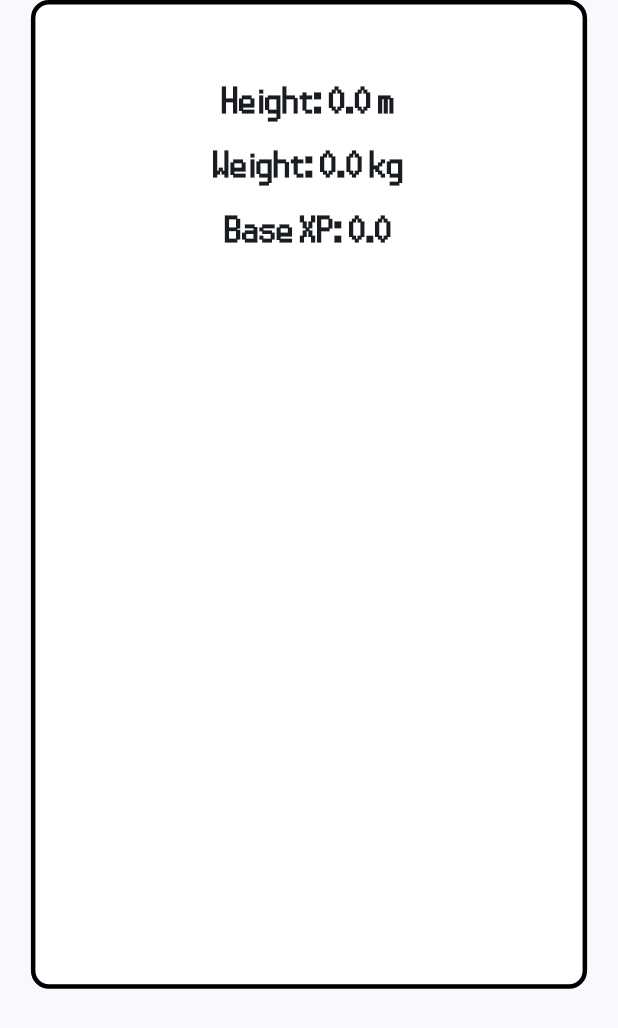
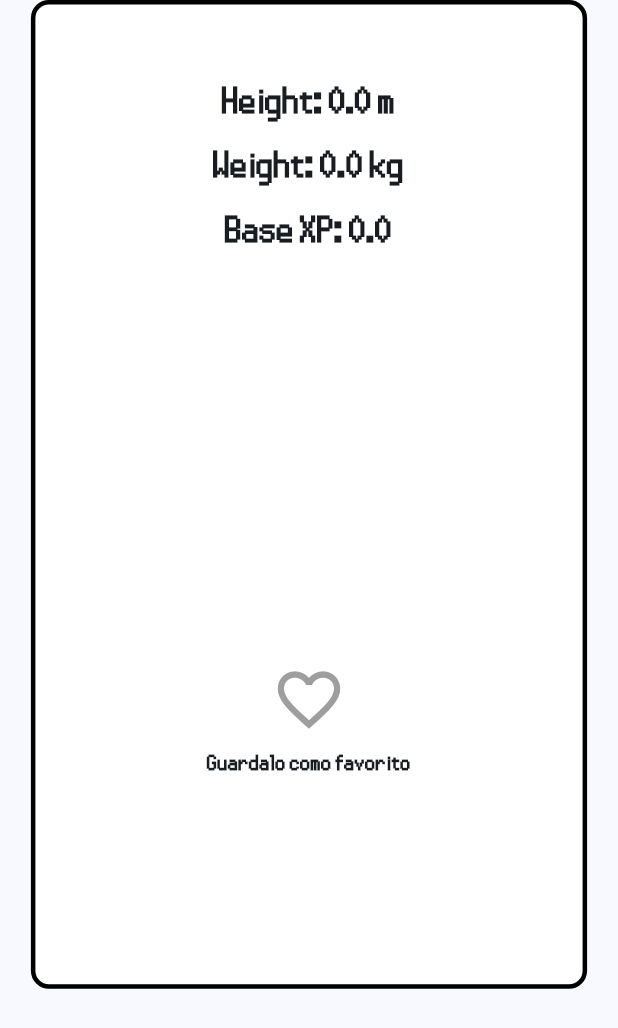
Before and after one commit to bromfi24/pokeview, a Flutter app: the PokemonDetailView widget shown alone on an empty page, opened directly with empty values, on a phone screen of 412 x 824 dp. Shown: the top 1028 px of the screen. Run offline on Flutter 3.47's test engine with Material 3 defaults, Android fonts, the phone set to English and light mode, and no system bars; our stand-ins replace dio, flutter_secure_storage, get_it, go_router, sqflite; accounts and stored records are empty.

Commit message:
Añadida funcionalidad de pokemon favorito

```diff
--- /dev/null
+++ b/lib/data/localdatabase/database_helper.dart
@@ -0,0 +1,78 @@
+import 'package:sqflite/sqflite.dart';
+import 'package:path/path.dart';
+
+class DatabaseHelper {
+  static Database? _database;
+
+  static Future<Database> get database async {
+    if (_database != null) return _database!;
+    _database = await _initDB();
+    return _database!;
+  }
+
+  static Future<Database> _initDB() async {
+    String path = join(await getDatabasesPath(), 'my_database.db');
+    return await openDatabase(
+      path,
+      version: 1,
+      onCreate: (db, version) async {
+        await _createTables(db);
+      },
+    );
+  }
+
+  static Future<void> _createTables(Database db) async {
+    // Tabla de pokemons
+    await db.execute('''
+      CREATE TABLE pokemons (
+        id INTEGER PRIMARY KEY,
+        name TEXT NOT NULL,
+        height REAL NOT NULL,
+        weight REAL NOT NULL,
+        base_xp REAL NOT NULL,
+        movimientos_cargados INTEGER NOT NULL DEFAULT 0
+      )
+    ''');
+
+    // Tabla de imágenes de Pokémon
+    await db.execute('''
+      CREATE TABLE pokemon_images (
+        id INTEGER PRIMARY KEY AUTOINCREMENT,
+        pokemon_id INTEGER NOT NULL,
+        image_url TEXT NOT NULL,
+        FOREIGN KEY (pokemon_id) REFERENCES pokemons (id) ON DELETE CASCADE
+      )
+    ''');
+
+    // Tabla de tipos de Pokémon
+    await db.execute('''
+      CREATE TABLE pokemon_types (
+        id INTEGER PRIMARY KEY AUTOINCREMENT,
+        pokemon_id INTEGER NOT NULL,
+        type TEXT NOT NULL,
+        FOREIGN KEY (pokemon_id) REFERENCES pokemons (id) ON DELETE CASCADE
+      )
+    ''');
+
+    // Tabla de movimientos
+    await db.execute('''
+      CREATE TABLE moves (
+        id INTEGER PRIMARY KEY AUTOINCREMENT,
+        name TEXT NOT NULL,
+        type TEXT NOT NULL,
+        url TEXT NOT NULL
+      )
+    ''');
+
+    // Tabla intermedia para relación Pokémon-Movimientos
+    await db.execute('''
+      CREATE TABLE pokemon_moves (
+        id INTEGER PRIMARY KEY AUTOINCREMENT,
+        pokemon_id INTEGER NOT NULL,
+        move_id INTEGER NOT NULL,
+        FOREIGN KEY (pokemon_id) REFERENCES pokemons (id) ON DELETE CASCADE,
+        FOREIGN KEY (move_id) REFERENCES moves (id) ON DELETE CASCADE
+      )
+    ''');
+  }
+}
--- a/lib/data/pokemon/remote/pokemon_remote_impl.dart
+++ b/lib/data/pokemon/remote/pokemon_remote_impl.dart
@@ -1,4 +1,6 @@
 import 'package:flutter/material.dart';
+import 'package:pokeview/data/localdatabase/database_helper.dart';
+import 'package:pokeview/data/localdatabase/pokemon_database.dart';
 import 'package:pokeview/model/moves.dart';
 import 'package:pokeview/model/pokemon.dart';
 import 'package:pokeview/data/remote/http_client.dart';
@@ -7,6 +9,8 @@ import 'package:pokeview/model/list_pokemon_response.dart';
 import 'package:pokeview/model/pokemon_response.dart';
 import 'package:pokeview/model/pokemon_response_moves.dart';
 import 'dart:async';
+
+import 'package:sqflite/sqflite.dart';
 
 
 
@@ -19,7 +23,13 @@ class PokemonRemoteImpl{
   static String previous = '';
 
   List<Pokemon> pokemons = [];
+  Database? _database;
 
+   /// Inicializa la base de datos antes de usarla
+  Future<void> _initDatabase() async {
+    debugPrint('Inicializando base de datos o comprobando si ya está inicializada');
+    _database = await DatabaseHelper.database;
+  }
 
   Future<List<Pokemon>> getPokemonsList(String url) async {
     //First we need to get the list of pokemons
@@ -97,4 +107,24 @@ class PokemonRemoteImpl{
       return pokemon;
     }
   }
+
+  Future<void> savePokemon(Pokemon pokemon)async {
+    await _initDatabase();
+    await PokemonDatabase.insertPokemon(_database!, pokemon);
+  }
+
+  Future<void> deletePokemon(int id) async {
+    await _initDatabase();
+    await PokemonDatabase.deletePokemon(_database!,id);
+  }
+
+  Future<List<Pokemon>> getSavedPokemons() async {
+    await _initDatabase();
+    return await PokemonDatabase.getAllPokemons(_database!);
+  }
+
+  Future<bool> isPokemonFavorite(int id) async {
+    await _initDatabase();
+    return await PokemonDatabase.isPokemonFavorite(_database!,id);
+  }
 }
--- a/lib/presentation/view/auth/login_page.dart
+++ b/lib/presentation/view/auth/login_page.dart
@@ -105,7 +105,7 @@ class _SurveyUserState extends State<SurveyScreen> {
               SizedBox(height: responsive.heightPercent(2)),
               CustomTextField(
                 controller: widget.dateController,
-                labelText: 'Fecha de visualización',
+                labelText: 'Fecha de visualizacion',
                 keyboardType: TextInputType.datetime,
               ),
               SizedBox(height: responsive.heightPercent(5)),
--- a/lib/presentation/view/pokemon/detail_screen.dart
+++ b/lib/presentation/view/pokemon/detail_screen.dart
@@ -7,13 +7,14 @@ import 'package:pokeview/presentation/view/pokemon/pokemon_detail.dart';
 
 class DetailScreen extends StatelessWidget {
   final Pokemon pokemon;
-  const DetailScreen({super.key, required this.pokemon});
+  final void Function() onDelete;
+  const DetailScreen({super.key, required this.pokemon, required this.onDelete});
 
   @override
   Widget build(BuildContext context) {
     return Scaffold(
       appBar: CustomAppBar(title: pokemon.name),
-      body: BackgroundGradient(colorsList: Constants.colorsDetailScreen, child: PokemonDetailView(pokemon: pokemon)),
+      body: BackgroundGradient(colorsList: Constants.colorsDetailScreen, child: PokemonDetailView(pokemon: pokemon, onDelete: onDelete,)),
     );
   }
 }
--- a/lib/presentation/view/pokemon/pokemon_detail.dart
+++ b/lib/presentation/view/pokemon/pokemon_detail.dart
@@ -1,17 +1,59 @@
 import 'package:flutter/material.dart';
+import 'package:pokeview/core/di/app_modules.dart';
+import 'package:pokeview/presentation/common/base/resource_state.dart';
 import 'package:pokeview/presentation/common/resources/constants.dart';
 import 'package:pokeview/presentation/common/resources/responsive.dart';
 import 'package:pokeview/presentation/common/resources/shadowed_image.dart';
 import 'package:pokeview/model/pokemon.dart';
+import 'package:pokeview/presentation/common/widget/error/error_overlay.dart';
+import 'package:pokeview/presentation/common/widget/loading/loading_overlay.dart';
 import 'package:pokeview/presentation/view/pokemon/pokemon_moves.dart';
+import 'package:pokeview/presentation/view/pokemon/viewmodel/pokemon_view_model.dart';
 
-class PokemonDetailView extends StatelessWidget {
+class PokemonDetailView extends StatefulWidget {
   const PokemonDetailView({
     super.key,
     required this.pokemon,
+    required this.onDelete,
   });
 
   final Pokemon pokemon;
+  final void Function() onDelete;
+
+  @override
+  State<PokemonDetailView> createState() => _PokemonDetailViewState();
+}
+
+class _PokemonDetailViewState extends State<PokemonDetailView> {
+
+  final _pokemonViewModel = inject<PokemonViewModel>();
+  bool isFavorite = false;
+  @override
+  void initState() {
+    super.initState();
+    _pokemonViewModel.pokemonListState.stream.listen((state) {
+      switch (state.status) {
+        case Status.LOADING:
+          //LoadingOverlay.show(context, Alignment.center);
+          break;
+        case Status.SUCCESS:
+          //LoadingOverlay.hide();
+          setState(() {
+            isFavorite = state.data;
+          });
+          break;
+        case Status.ERROR:
+          //LoadingOverlay.hide();
+          //ErrorOverlay.of(context).show(state.error);
+          break;
+        default:
+          //LoadingOverlay.hide();
+          break;
+      }
+    });
+    _pokemonViewModel.isPokemonFavorite(widget.pokemon);
+  }
+
 
   @override
   Widget build(BuildContext context) {
@@ -26,40 +68,75 @@ class PokemonDetailView extends StatelessWidget {
             border: Border.all(color: Colors.black, width: 3.0),
             borderRadius: BorderRadius.circular(12.0),
           ),
-          child: PokemonDetailInfo(pokemon: pokemon),
+          child: PokemonDetailInfo(pokemon: widget.pokemon, isFavorite:isFavorite, onDelete: widget.onDelete,),
         ),
       ),
     );
   }
 }
 
-class PokemonDetailInfo extends StatelessWidget {
+class PokemonDetailInfo extends StatefulWidget {
   const PokemonDetailInfo({
     super.key,
     required this.pokemon,
+    required this.isFavorite,
+    required this.onDelete,
   });
 
   final Pokemon pokemon;
+  final bool isFavorite;
+  final void Function() onDelete;
+
+  @override
+  State<PokemonDetailInfo> createState() => _PokemonDetailInfoState();
+}
+
+class _PokemonDetailInfoState extends State<PokemonDetailInfo> {
+  final _pokemonViewModel = inject<PokemonViewModel>();
+
+  late bool isFavorite = widget.isFavorite;
+
+  @override
+  void didUpdateWidget(PokemonDetailInfo oldWidget) {
+    super.didUpdateWidget(oldWidget);
+
+    // Verifica si el valor de isFavorite ha cambiado
+    if (oldWidget.isFavorite != widget.isFavorite) {
+      setState(() {
+        isFavorite = widget.isFavorite;
+      });
+    }
+  }
+
 
   @override
   Widget build(BuildContext context) {
     return SizedBox.expand(
       child: Column(
-          mainAxisAlignment: MainAxisAlignment.start, // Alinea los elementos arriba
+        mainAxisAlignment:
+            MainAxisAlignment.start, // Alinea los elementos arriba
         crossAxisAlignment: CrossAxisAlignment.center, // Centra horizontalmente
         children: [
           // IMÁGENES ARRIBA
           Row(
             mainAxisAlignment: MainAxisAlignment.center,
-              children: pokemon.imagesUrl.map((imageUrl) => Padding(
+            children: widget.pokemon.imagesUrl
+                .map((imageUrl) => Padding(
                       padding: const EdgeInsets.symmetric(horizontal: 4.0),
-                child: ShadowedImage(imageUrl: imageUrl, width: 90, height: 90, shadowColor: Constants.typeColors[pokemon.types[0]] ?? Colors.white),
-              )).toList(),
+                      child: ShadowedImage(
+                          imageUrl: imageUrl,
+                          width: 90,
+                          height: 90,
+                          shadowColor:
+                              Constants.typeColors[widget.pokemon.types[0]] ??
+                                  Colors.white),
+                    ))
+                .toList(),
           ),
           const SizedBox(height: 35),
           // ALTURA
           Text(
-              'Height: ${pokemon.height} m',
+            'Height: ${widget.pokemon.height} m',
             style: const TextStyle(
               fontSize: 30,
               fontWeight: FontWeight.bold,
@@ -69,7 +146,7 @@ class PokemonDetailInfo extends StatelessWidget {
 
           // PESO
           Text(
-              'Weight: ${pokemon.weight} kg',
+            'Weight: ${widget.pokemon.weight} kg',
             style: const TextStyle(
               fontSize: 30,
               fontWeight: FontWeight.bold,
@@ -77,9 +154,9 @@ class PokemonDetailInfo extends StatelessWidget {
             ),
           ),
 
-            // BASE XP (CORRECCIÓN: Debía ser pokemon.baseExperience en vez de height)
+          // BASE XP
           Text(
-              'Base XP: ${pokemon.baseXP}',
+            'Base XP: ${widget.pokemon.baseXP}',
             style: const TextStyle(
               fontSize: 30,
               fontWeight: FontWeight.bold,
@@ -90,7 +167,7 @@ class PokemonDetailInfo extends StatelessWidget {
           const SizedBox(height: 10),
           Row(
             mainAxisAlignment: MainAxisAlignment.center,
-              children: pokemon.types.map((type) {
+            children: widget.pokemon.types.map((type) {
               String imagePath = '${Constants.ROUTE_ASSETS_TYPE}$type.png';
               return Padding(
                 padding: const EdgeInsets.only(right: 8.0),
@@ -104,7 +181,42 @@ class PokemonDetailInfo extends StatelessWidget {
           ),
           const SizedBox(height: 30),
           //MOVIMIENTOS DE POKEMON
-            PokemonMovesWidget(pokemon:pokemon),
+          PokemonMovesWidget(pokemon: widget.pokemon),
+          // BOTÓN DE FAVORITOS
+          const SizedBox(height: 20),
+          GestureDetector(
+            onTap: () {
+              setState(() {
+                if (!isFavorite) {
+                  _pokemonViewModel.savePokemon(widget.pokemon);
+                } else {
+                  _pokemonViewModel.deletePokemon(widget.pokemon);
+                  widget.onDelete();
+                }
+                isFavorite = !isFavorite;
+              });
+            },
+            child: Column(
+              children: [
+                Icon(
+                  isFavorite ? Icons.favorite : Icons.favorite_border,
+                  color: isFavorite ? Colors.red : Colors.grey,
+                  size: 50,
+                ),
+                const SizedBox(height: 5),
+                Text(
+                  isFavorite
+                      ? "¡Este Pokemon ya es tu favorito!"
+                      : "Guardalo como favorito",
+                  style: const TextStyle(
+                    fontSize: 18,
+                    fontWeight: FontWeight.bold,
+                    fontFamily: "8bits",
+                  ),
+                ),
+              ],
+            ),
+          ),
         ],
       ),
     );
--- a/lib/presentation/view/pokemon/pokemon_moves.dart
+++ b/lib/presentation/view/pokemon/pokemon_moves.dart
@@ -33,7 +33,7 @@ class _PokemonMovesWidgetState extends State<PokemonMovesWidget> {
 
       switch (state.status) {
         case Status.LOADING:
-          LoadingOverlay.show(context, Alignment.center);
+          LoadingOverlay.show(context, Alignment.bottomCenter);
           break;
         case Status.SUCCESS:
           LoadingOverlay.hide();
@@ -74,7 +74,7 @@ class _PokemonMovesWidgetState extends State<PokemonMovesWidget> {
     }
 
     return SizedBox(
-      height: responsive.heightPercent(40), // Ajustamos el tamaño según el alto de la pantalla
+      height: responsive.heightPercent(25), // Ajustamos el tamaño según el alto de la pantalla
       width: double.infinity,
       child: ListView.builder(
         scrollDirection: Axis.horizontal,
--- a/pubspec.yaml
+++ b/pubspec.yaml
@@ -16,7 +16,9 @@ dependencies:
   flutter_secure_storage: ^9.2.4
   get_it: ^8.0.3
   go_router: ^14.8.0
+  path: ^1.9.1
   provider: ^6.1.2
+  sqflite: ^2.4.2
 
 dev_dependencies:
   flutter_lints: ^5.0.0
```
Also changed, not shown: lib/data/localdatabase/pokemon_database.dart (added, +156 -0 lines), lib/data/pokemon/pokemon_data_impl.dart (+21 -0 lines), lib/domain/pokemons_repository.dart (+8 -0 lines), lib/presentation/common/widget/appbar/search_app_bar.dart (+8 -1 lines), lib/presentation/navigation/navigation_routes.dart (+8 -4 lines), lib/presentation/view/pokemon/list_screen.dart (+23 -5 lines), lib/presentation/view/pokemon/pokemon_view.dart (+6 -2 lines), lib/presentation/view/pokemon/viewmodel/pokemon_view_model.dart (+40 -0 lines), pubspec.lock, 5 other files. Lines whose indentation alone changed are shown as unchanged.
